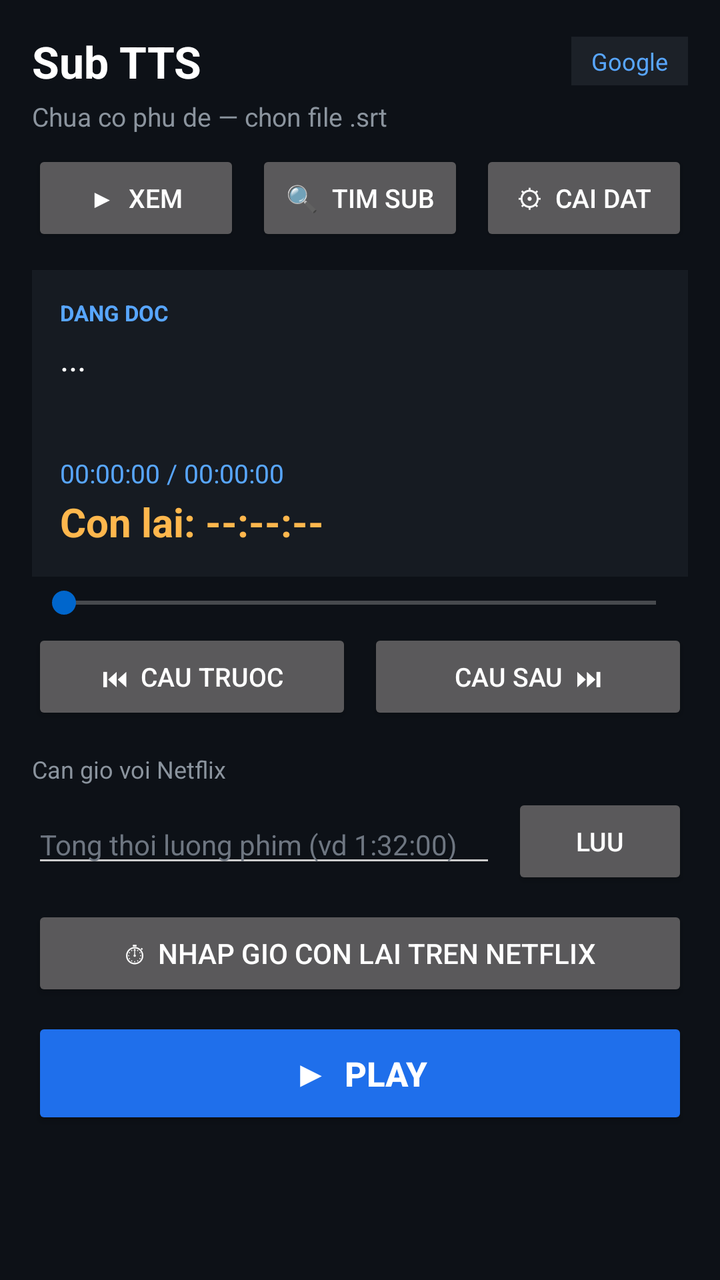
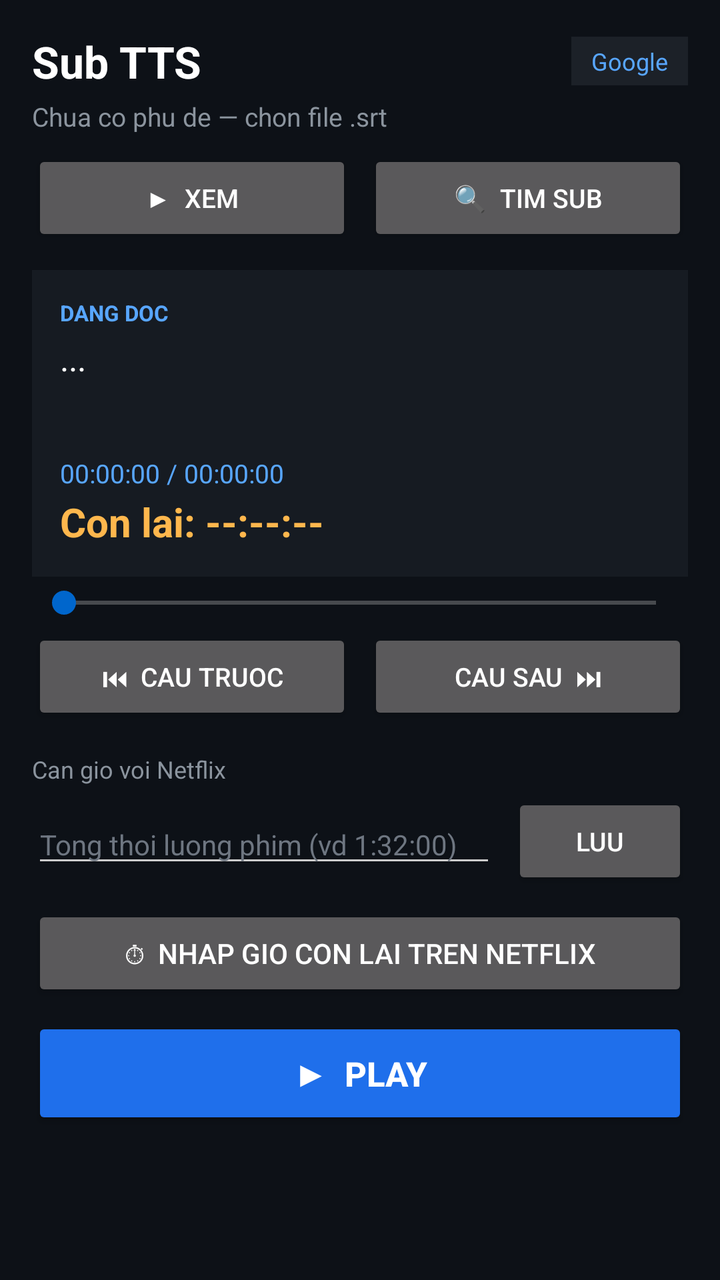

Screens rendered from an Android XML layout before and after an edit, with the pre-edit source and the edit as a unified diff.
<!-- AndroidManifest.xml: application theme Theme.WebTTS -->
<!-- res/layout/activity_main.xml -->
<?xml version="1.0" encoding="utf-8"?>
<ScrollView xmlns:android="http://schemas.android.com/apk/res/android"
    android:layout_width="match_parent"
    android:layout_height="match_parent"
    android:background="#0D1117"
    android:fillViewport="true">

    <LinearLayout
        android:layout_width="match_parent"
        android:layout_height="wrap_content"
        android:orientation="vertical"
        android:padding="16dp">

        
        <LinearLayout
            android:layout_width="match_parent"
            android:layout_height="wrap_content"
            android:gravity="center_vertical"
            android:orientation="horizontal">

            <TextView
                android:layout_width="0dp"
                android:layout_height="wrap_content"
                android:layout_weight="1"
                android:text="Sub TTS"
                android:textColor="#FFFFFF"
                android:textSize="22sp"
                android:textStyle="bold" />

            <TextView
                android:id="@+id/tvVoiceBadge"
                android:layout_width="wrap_content"
                android:layout_height="wrap_content"
                android:background="#1C2128"
                android:paddingLeft="10dp"
                android:paddingRight="10dp"
                android:paddingTop="4dp"
                android:paddingBottom="4dp"
                android:text="Google"
                android:textColor="#58A6FF"
                android:textSize="12sp" />
        </LinearLayout>

        <TextView
            android:id="@+id/tvStatus"
            android:layout_width="wrap_content"
            android:layout_height="wrap_content"
            android:layout_marginTop="4dp"
            android:text="Chua co phu de — chon file .srt"
            android:textColor="#8B949E"
            android:textSize="13sp" />

        
        <LinearLayout
            android:layout_width="match_parent"
            android:layout_height="wrap_content"
            android:layout_marginTop="8dp"
            android:orientation="horizontal">

            <Button
                android:id="@+id/btnTabWatch"
                android:layout_width="0dp"
                android:layout_height="wrap_content"
                android:layout_weight="1"
                android:text="▶  Xem"
                android:textSize="13sp" />

            <Button
                android:id="@+id/btnTabSearch"
                android:layout_width="0dp"
                android:layout_height="wrap_content"
                android:layout_marginStart="8dp"
                android:layout_weight="1"
                android:text="🔍  Tim sub"
                android:textSize="13sp" />

            <Button
                android:id="@+id/btnTabSetup"
                android:layout_width="0dp"
                android:layout_height="wrap_content"
                android:layout_marginStart="8dp"
                android:layout_weight="1"
                android:text="⚙  Cai dat"
                android:textSize="13sp" />
        </LinearLayout>

        
        <LinearLayout
            android:id="@+id/paneWatch"
            android:layout_width="match_parent"
            android:layout_height="wrap_content"
            android:orientation="vertical">

        
        <LinearLayout
            android:layout_width="match_parent"
            android:layout_height="wrap_content"
            android:layout_marginTop="12dp"
            android:background="#161B22"
            android:orientation="vertical"
            android:padding="14dp">

            <TextView
                android:layout_width="wrap_content"
                android:layout_height="wrap_content"
                android:text="DANG DOC"
                android:textColor="#58A6FF"
                android:textSize="11sp"
                android:textStyle="bold" />

            <TextView
                android:id="@+id/tvCue"
                android:layout_width="match_parent"
                android:layout_height="wrap_content"
                android:layout_marginTop="4dp"
                android:minHeight="56dp"
                android:maxLines="4"
                android:ellipsize="end"
                android:text="..."
                android:textColor="#FFFFFF"
                android:textSize="17sp" />

            <TextView
                android:id="@+id/tvTime"
                android:layout_width="wrap_content"
                android:layout_height="wrap_content"
                android:layout_marginTop="4dp"
                android:text="00:00:00 / 00:00:00"
                android:textColor="#58A6FF"
                android:textSize="13sp" />

            <TextView
                android:id="@+id/tvRemain"
                android:layout_width="wrap_content"
                android:layout_height="wrap_content"
                android:layout_marginTop="2dp"
                android:text="Con lai: --:--:--"
                android:textColor="#FFB74D"
                android:textSize="20sp"
                android:textStyle="bold" />
        </LinearLayout>

        <SeekBar
            android:id="@+id/seekPos"
            android:layout_width="match_parent"
            android:layout_height="wrap_content"
            android:layout_marginTop="4dp"
            android:max="1000" />

        
        <LinearLayout
            android:layout_width="match_parent"
            android:layout_height="wrap_content"
            android:layout_marginTop="4dp"
            android:orientation="horizontal">

            <Button
                android:id="@+id/btnPrevCue"
                android:layout_width="0dp"
                android:layout_height="wrap_content"
                android:layout_weight="1"
                android:text="⏮  Cau truoc"
                android:textSize="13sp" />

            <Button
                android:id="@+id/btnNextCue"
                android:layout_width="0dp"
                android:layout_height="wrap_content"
                android:layout_marginStart="8dp"
                android:layout_weight="1"
                android:text="Cau sau  ⏭"
                android:textSize="13sp" />
        </LinearLayout>

        
        <TextView
            android:layout_width="wrap_content"
            android:layout_height="wrap_content"
            android:layout_marginTop="14dp"
            android:text="Can gio voi Netflix"
            android:textColor="#8B949E"
            android:textSize="12sp" />

        <LinearLayout
            android:layout_width="match_parent"
            android:layout_height="wrap_content"
            android:layout_marginTop="4dp"
            android:gravity="center_vertical"
            android:orientation="horizontal">

            <EditText
                android:id="@+id/etTotalLen"
                android:layout_width="0dp"
                android:layout_height="wrap_content"
                android:layout_weight="1"
                android:hint="Tong thoi luong phim (vd 1:32:00)"
                android:inputType="text"
                android:textColor="#FFFFFF"
                android:textColorHint="#6E7681"
                android:textSize="14sp" />

            <Button
                android:id="@+id/btnSetTotal"
                android:layout_width="wrap_content"
                android:layout_height="wrap_content"
                android:layout_marginStart="8dp"
                android:text="Luu"
                android:textSize="13sp" />
        </LinearLayout>

        <Button
            android:id="@+id/btnJumpRemain"
            android:layout_width="match_parent"
            android:layout_height="wrap_content"
            android:layout_marginTop="8dp"
            android:text="⏱  Nhap gio con lai tren Netflix"
            android:textSize="14sp" />

        
        <Button
            android:id="@+id/btnPlayPause"
            android:layout_width="match_parent"
            android:layout_height="56dp"
            android:layout_marginTop="8dp"
            android:backgroundTint="#1F6FEB"
            android:text="▶  Play"
            android:textSize="17sp"
            android:textStyle="bold" />

        </LinearLayout>

        
        <LinearLayout
            android:id="@+id/paneSearch"
            android:layout_width="match_parent"
            android:layout_height="wrap_content"
            android:orientation="vertical"
            android:visibility="gone">

        
        <Button
            android:id="@+id/btnPickSrt"
            android:layout_width="match_parent"
            android:layout_height="wrap_content"
            android:layout_marginTop="8dp"
            android:text="📁  Chon file phu de (.srt)"
            android:textSize="14sp" />

        
        <LinearLayout
            android:layout_width="match_parent"
            android:layout_height="wrap_content"
            android:layout_marginTop="8dp"
            android:orientation="horizontal">

            <Button
                android:id="@+id/btnSubSearch"
                android:layout_width="0dp"
                android:layout_height="wrap_content"
                android:layout_weight="1"
                android:text="🔍  Tim sub online"
                android:textSize="13sp" />

            <Button
                android:id="@+id/btnSubSettings"
                android:layout_width="0dp"
                android:layout_height="wrap_content"
                android:layout_marginStart="8dp"
                android:layout_weight="1"
                android:text="🔑  Key sub"
                android:textSize="13sp" />
        </LinearLayout>

        
        <LinearLayout
            android:layout_width="match_parent"
            android:layout_height="wrap_content"
            android:layout_marginTop="8dp"
            android:orientation="horizontal">

            <Button
                android:id="@+id/btnBackup"
                android:layout_width="0dp"
                android:layout_height="wrap_content"
                android:layout_weight="1"
                android:text="💾  Sao luu"
                android:textSize="13sp" />

            <Button
                android:id="@+id/btnRestore"
                android:layout_width="0dp"
                android:layout_height="wrap_content"
                android:layout_marginStart="8dp"
                android:layout_weight="1"
                android:text="📥  Khoi phuc"
                android:textSize="13sp" />
        </LinearLayout>

        </LinearLayout>

        
        <LinearLayout
            android:id="@+id/paneSetup"
            android:layout_width="match_parent"
            android:layout_height="wrap_content"
            android:orientation="vertical"
            android:visibility="gone">

        

        
        <Button
            android:id="@+id/btnSleep"
            android:layout_width="match_parent"
            android:layout_height="wrap_content"
            android:layout_marginTop="8dp"
            android:text="⏾  Hen gio tat: Tat"
            android:textSize="14sp" />

        
        <TextView
            android:layout_width="wrap_content"
            android:layout_height="wrap_content"
            android:layout_marginTop="14dp"
            android:text="Giong doc"
            android:textColor="#8B949E"
            android:textSize="12sp" />

        <LinearLayout
            android:layout_width="match_parent"
            android:layout_height="wrap_content"
            android:layout_marginTop="4dp"
            android:orientation="horizontal">

            <Button
                android:id="@+id/btnVoiceGoogle"
                android:layout_width="0dp"
                android:layout_height="wrap_content"
                android:layout_weight="1"
                android:text="Google\n(offline)"
                android:textSize="13sp" />

            <Button
                android:id="@+id/btnVoiceHoaiMy"
                android:layout_width="0dp"
                android:layout_height="wrap_content"
                android:layout_marginStart="8dp"
                android:layout_weight="1"
                android:text="HoaiMy\n(online)"
                android:textSize="13sp" />

            <Button
                android:id="@+id/btnVoiceNamMinh"
                android:layout_width="0dp"
                android:layout_height="wrap_content"
                android:layout_marginStart="8dp"
                android:layout_weight="1"
                android:text="NamMinh\n(online)"
                android:textSize="13sp" />
        </LinearLayout>

        
        <TextView
            android:layout_width="wrap_content"
            android:layout_height="wrap_content"
            android:layout_marginTop="14dp"
            android:text="Toc do doc"
            android:textColor="#8B949E"
            android:textSize="12sp" />

        <LinearLayout
            android:layout_width="match_parent"
            android:layout_height="wrap_content"
            android:gravity="center_vertical"
            android:orientation="horizontal">

            <SeekBar
                android:id="@+id/seekRate"
                android:layout_width="0dp"
                android:layout_height="wrap_content"
                android:layout_weight="1"
                android:max="200"
                android:progress="50" />

            <TextView
                android:id="@+id/tvRate"
                android:layout_width="wrap_content"
                android:layout_height="wrap_content"
                android:layout_marginStart="8dp"
                android:text="1.0x"
                android:textColor="#FFFFFF"
                android:textSize="14sp"
                android:textStyle="bold" />
        </LinearLayout>

        
        <TextView
            android:layout_width="wrap_content"
            android:layout_height="wrap_content"
            android:layout_marginTop="10dp"
            android:text="Am luong giong doc"
            android:textColor="#8B949E"
            android:textSize="12sp" />

        <LinearLayout
            android:layout_width="match_parent"
            android:layout_height="wrap_content"
            android:gravity="center_vertical"
            android:orientation="horizontal">

            <SeekBar
                android:id="@+id/seekTtsVol"
                android:layout_width="0dp"
                android:layout_height="wrap_content"
                android:layout_weight="1"
                android:max="100"
                android:progress="100" />

            <TextView
                android:id="@+id/tvTtsVol"
                android:layout_width="wrap_content"
                android:layout_height="wrap_content"
                android:layout_marginStart="8dp"
                android:text="100%"
                android:textColor="#FFFFFF"
                android:textSize="14sp"
                android:textStyle="bold" />
        </LinearLayout>

        
        <TextView
            android:layout_width="wrap_content"
            android:layout_height="wrap_content"
            android:layout_marginTop="10dp"
            android:text="Co chu cau dang doc"
            android:textColor="#8B949E"
            android:textSize="12sp" />

        <LinearLayout
            android:layout_width="match_parent"
            android:layout_height="wrap_content"
            android:gravity="center_vertical"
            android:orientation="horizontal">

            <SeekBar
                android:id="@+id/seekCueSize"
                android:layout_width="0dp"
                android:layout_height="wrap_content"
                android:layout_weight="1"
                android:max="18"
                android:progress="5" />

            <TextView
                android:id="@+id/tvCueSize"
                android:layout_width="wrap_content"
                android:layout_height="wrap_content"
                android:layout_marginStart="8dp"
                android:text="17"
                android:textColor="#FFFFFF"
                android:textSize="14sp"
                android:textStyle="bold" />
        </LinearLayout>

        
        <LinearLayout
            android:layout_width="match_parent"
            android:layout_height="wrap_content"
            android:layout_marginTop="14dp"
            android:orientation="horizontal">

            <Button
                android:id="@+id/btnFloat"
                android:layout_width="0dp"
                android:layout_height="wrap_content"
                android:layout_weight="1"
                android:text="🫧  Nut noi"
                android:textSize="13sp" />

            <Button
                android:id="@+id/btnClearCache"
                android:layout_width="0dp"
                android:layout_height="wrap_content"
                android:layout_marginStart="8dp"
                android:layout_weight="1"
                android:text="Xoa cache"
                android:textSize="13sp" />
        </LinearLayout>

        
        <Button
            android:id="@+id/btnExit"
            android:layout_width="match_parent"
            android:layout_height="wrap_content"
            android:layout_marginTop="8dp"
            android:backgroundTint="#A40E26"
            android:text="⏻  Thoat app (tat chay nen)"
            android:textSize="14sp"
            android:textStyle="bold" />

        <TextView
            android:layout_width="match_parent"
            android:layout_height="wrap_content"
            android:layout_marginTop="12dp"
            android:text="Cach dung: chon .srt → Play → thoat sang app Netflix xem. Dieu khien nhanh bang nut noi mo 30% tren man hinh Netflix."
            android:textColor="#6E7681"
            android:textSize="12sp" />

        </LinearLayout>

    </LinearLayout>
</ScrollView>
<!-- resources referenced by this layout -->
<resources>
  <style name="Theme.WebTTS" parent="Theme.AppCompat.NoActionBar">
          <item name="colorPrimary">#0066CC</item>
          <item name="colorPrimaryDark">#004C99</item>
          <item name="colorAccent">#0066CC</item>
          <item name="android:windowBackground">#111111</item>
          <item name="android:textColorPrimary">#FFFFFF</item>
          <item name="android:textColorSecondary">#CCCCCC</item>
          <item name="alertDialogTheme">@style/Theme.WebTTS.Dialog</item>
      </style>
  <style name="Theme.WebTTS.Dialog" parent="Theme.AppCompat.Dialog.Alert">
          <item name="colorPrimary">#0066CC</item>
          <item name="colorAccent">#0066CC</item>
          <item name="android:windowBackground">#222222</item>
          <item name="android:textColorPrimary">#FFFFFF</item>
          <item name="android:textColorSecondary">#CCCCCC</item>
      </style>
</resources>

<!-- the commit's change to res/layout/activity_main.xml (unified diff, before → after) -->
@@ -73,15 +73,6 @@
                 android:layout_weight="1"
                 android:text="🔍  Tim sub"
                 android:textSize="13sp" />
-
-            <Button
-                android:id="@+id/btnTabSetup"
-                android:layout_width="0dp"
-                android:layout_height="wrap_content"
-                android:layout_marginStart="8dp"
-                android:layout_weight="1"
-                android:text="⚙  Cai dat"
-                android:textSize="13sp" />
         </LinearLayout>
 
         
